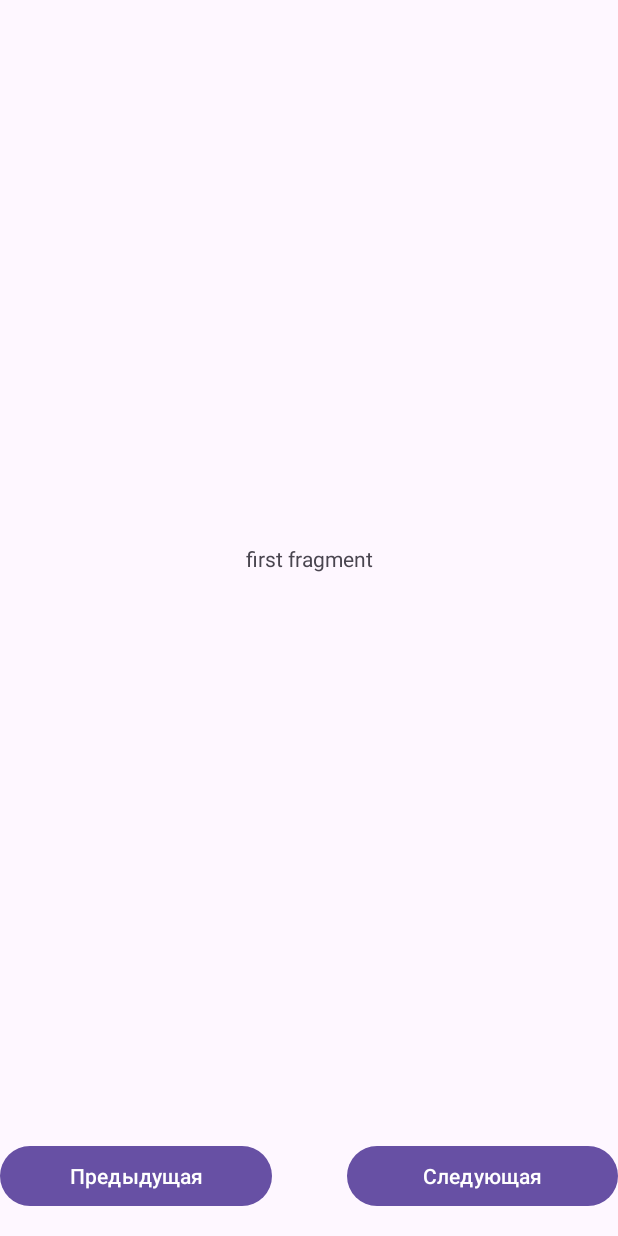
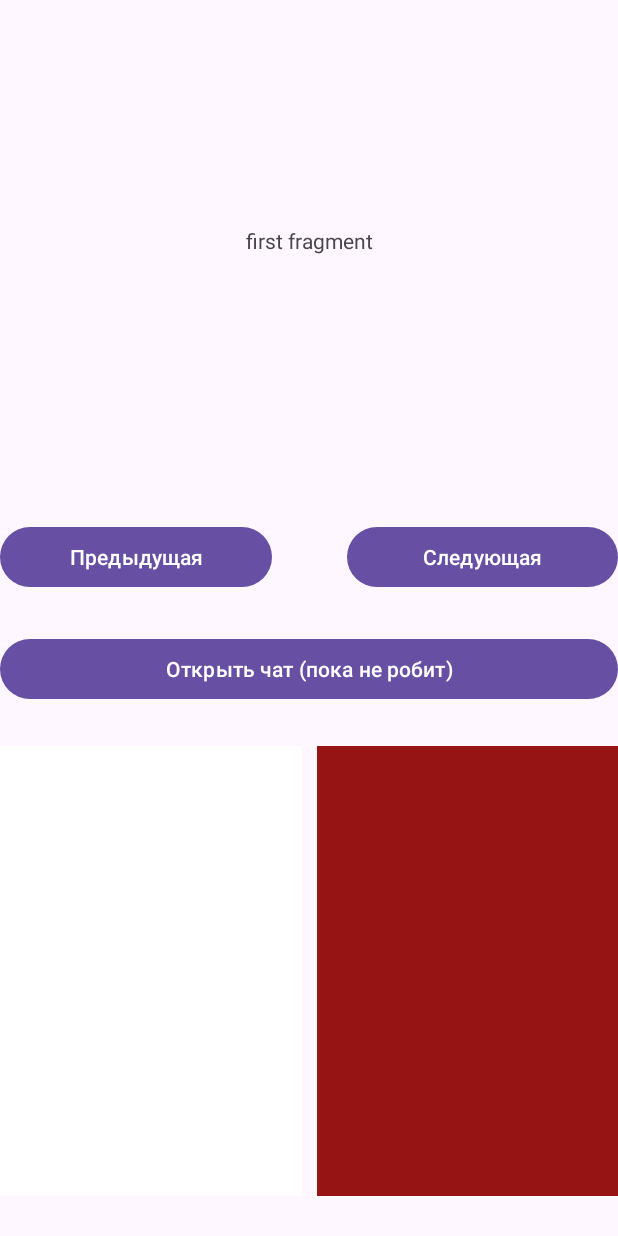
Before and after one commit to MrFixMan007/EM_Practice, an Android app: the screen it shows after launch (MainActivity), on a phone screen of 412 x 824 dp. Run offline under Robolectric (Android 15) with nearby library versions, the phone set to English and light mode, and no system bars; 1 statement that could not run was skipped.

Commit message:
z4.3 RandomProgressRectangle Custom clickable View and SimpleProgressRectangle Custom clickable View

```diff
--- /dev/null
+++ b/4androidsdk/app/src/main/java/ru/effectivem/a4androidsdk/z3customView/RandomProgressRectangle.kt
@@ -0,0 +1,68 @@
+package ru.effectivem.a4androidsdk.z3customView
+
+import android.content.Context
+import android.graphics.Canvas
+import android.graphics.Color
+import android.graphics.Paint
+import android.util.AttributeSet
+import android.view.View
+import ru.effectivem.a4androidsdk.R
+import java.util.Random
+
+class RandomProgressRectangle @JvmOverloads constructor(
+    context: Context,
+    attrs: AttributeSet? = null,
+    defStyleAttr: Int = 0,
+) : View(
+    context,
+    attrs,
+    defStyleAttr,
+) {
+
+    private var progress = 0
+    private val oneStepValue: Int
+
+    private val fillPaint = Paint()
+    private val backgroundPaint = Paint()
+
+    init {
+        val typedArray =
+            getContext().obtainStyledAttributes(attrs, R.styleable.RandomProgressRectangle)
+
+        backgroundPaint.color =
+            typedArray.getColor(R.styleable.RandomProgressRectangle_background_color, Color.WHITE)
+        oneStepValue =
+            typedArray.getInteger(R.styleable.RandomProgressRectangle_one_step_value, 10)
+
+        typedArray.recycle()
+
+        setOnClickListener {
+            setProgress()
+            if (progress != 0) {
+                fillPaint.color = getRandomColor()
+            }
+            invalidate()
+        }
+    }
+
+    private fun setProgress() {
+        progress += oneStepValue
+        if (progress > 100) {
+            progress = 0
+        }
+    }
+
+    private fun getRandomColor(): Int {
+        val rnd = Random()
+        return Color.rgb(rnd.nextInt(256), rnd.nextInt(256), rnd.nextInt(256))
+    }
+
+    override fun onDraw(canvas: Canvas) {
+        super.onDraw(canvas)
+        canvas.drawRect(0f, 0f, width.toFloat(), height.toFloat(), backgroundPaint)
+
+        val filledWidth = width * (progress / 100f)
+        canvas.drawRect(0f, 0f, filledWidth, height.toFloat(), fillPaint)
+    }
+
+}
--- /dev/null
+++ b/4androidsdk/app/src/main/java/ru/effectivem/a4androidsdk/z3customView/SimpleProgressRectangle.kt
@@ -0,0 +1,61 @@
+package ru.effectivem.a4androidsdk.z3customView
+
+import android.content.Context
+import android.graphics.Canvas
+import android.graphics.Color
+import android.graphics.Paint
+import android.util.AttributeSet
+import android.view.View
+import ru.effectivem.a4androidsdk.R
+
+class SimpleProgressRectangle @JvmOverloads constructor(
+    context: Context,
+    attrs: AttributeSet? = null,
+    defStyleAttr: Int = 0,
+) : View(
+    context,
+    attrs,
+    defStyleAttr,
+) {
+
+    private var progress = 0
+    private val oneStepValue: Int
+
+    private val fillPaint = Paint()
+    private val backgroundPaint = Paint()
+
+    init {
+        val typedArray =
+            getContext().obtainStyledAttributes(attrs, R.styleable.SimpleProgressRectangle)
+
+        backgroundPaint.color =
+            typedArray.getColor(R.styleable.SimpleProgressRectangle_background_color, Color.WHITE)
+        oneStepValue =
+            typedArray.getInteger(R.styleable.SimpleProgressRectangle_one_step_value, 10)
+        fillPaint.color =
+            typedArray.getColor(R.styleable.SimpleProgressRectangle_fill_color, Color.RED)
+
+        typedArray.recycle()
+
+        setOnClickListener {
+            setProgress()
+            invalidate()
+        }
+    }
+
+    private fun setProgress() {
+        progress += oneStepValue
+        if (progress > 100) {
+            progress = 0
+        }
+    }
+
+    override fun onDraw(canvas: Canvas) {
+        super.onDraw(canvas)
+        canvas.drawRect(0f, 0f, width.toFloat(), height.toFloat(), backgroundPaint)
+
+        val filledWidth = width * (progress / 100f)
+        canvas.drawRect(0f, 0f, filledWidth, height.toFloat(), fillPaint)
+    }
+
+}
--- a/4androidsdk/app/src/main/res/layout/activity_main.xml
+++ b/4androidsdk/app/src/main/res/layout/activity_main.xml
@@ -10,21 +10,23 @@
     <androidx.fragment.app.FragmentContainerView
         android:id="@+id/fragment_container_view"
         android:layout_width="match_parent"
-        android:layout_height="match_parent"
-        android:layout_marginBottom="80dp" />
+        android:layout_height="320dp"
+        app:layout_constraintEnd_toEndOf="parent"
+        app:layout_constraintStart_toStartOf="parent"
+        app:layout_constraintTop_toTopOf="parent" />
 
     <Button
         android:id="@+id/back_btn"
         android:layout_width="0dp"
         android:layout_height="wrap_content"
         android:text="@string/previous"
-        app:layout_constraintBottom_toBottomOf="parent"
-        app:layout_constraintEnd_toStartOf="@+id/spacer"
+        app:layout_constraintBottom_toTopOf="@+id/to_chat_btn"
+        app:layout_constraintEnd_toStartOf="@+id/btn_spacer"
         app:layout_constraintStart_toStartOf="@+id/fragment_container_view"
         app:layout_constraintTop_toBottomOf="@+id/fragment_container_view" />
 
     <Space
-        android:id="@+id/spacer"
+        android:id="@+id/btn_spacer"
         android:layout_width="50dp"
         android:layout_height="wrap_content"
         app:layout_constraintBottom_toBottomOf="parent"
@@ -37,10 +39,51 @@
         android:layout_width="0dp"
         android:layout_height="wrap_content"
         android:text="@string/next"
+        app:layout_constraintBottom_toBottomOf="@+id/back_btn"
+        app:layout_constraintEnd_toEndOf="@+id/fragment_container_view"
+        app:layout_constraintStart_toEndOf="@id/btn_spacer"
+        app:layout_constraintTop_toTopOf="@+id/back_btn" />
+
+    <Button
+        android:id="@+id/to_chat_btn"
+        android:layout_width="0dp"
+        android:layout_height="wrap_content"
+        android:text="@string/open_chat"
+        app:layout_constraintBottom_toBottomOf="@+id/my_simple_custom_view"
+        app:layout_constraintEnd_toEndOf="parent"
+        app:layout_constraintStart_toStartOf="parent"
+        app:layout_constraintTop_toBottomOf="@+id/back_btn" />
+
+    <ru.effectivem.a4androidsdk.z3customView.SimpleProgressRectangle
+        android:id="@+id/my_simple_custom_view"
+        android:layout_width="0dp"
+        android:layout_height="300dp"
+        app:background_color="@color/white"
+        app:fill_color="#971414"
         app:layout_constraintBottom_toBottomOf="parent"
-        app:layout_constraintEnd_toEndOf="@+id/fragment_container_view"
-        app:layout_constraintStart_toEndOf="@id/spacer"
-        app:layout_constraintTop_toBottomOf="@+id/fragment_container_view" />
+        app:layout_constraintEnd_toStartOf="@+id/view_spacer"
+        app:layout_constraintStart_toStartOf="parent"
+        app:layout_constraintTop_toBottomOf="@+id/to_chat_btn"
+        app:one_step_value="25" />
+
+    <Space
+        android:id="@+id/view_spacer"
+        android:layout_width="10dp"
+        android:layout_height="wrap_content"
+        app:layout_constraintBottom_toBottomOf="parent"
+        app:layout_constraintEnd_toStartOf="@+id/my_random_custom_view"
+        app:layout_constraintStart_toEndOf="@+id/my_simple_custom_view"
+        app:layout_constraintTop_toBottomOf="@+id/to_chat_btn" />
+
+    <ru.effectivem.a4androidsdk.z3customView.RandomProgressRectangle
+        android:id="@+id/my_random_custom_view"
+        android:layout_width="0dp"
+        android:layout_height="300dp"
+        app:background_color="#971414"
+        app:layout_constraintBottom_toBottomOf="parent"
+        app:layout_constraintEnd_toEndOf="parent"
+        app:layout_constraintStart_toEndOf="@+id/view_spacer"
+        app:layout_constraintTop_toBottomOf="@+id/to_chat_btn" />
 
 
 </androidx.constraintlayout.widget.ConstraintLayout>
--- /dev/null
+++ b/4androidsdk/app/src/main/res/values/attrs.xml
@@ -0,0 +1,17 @@
+<?xml version="1.0" encoding="utf-8"?>
+<resources>
+    <attr name="background_color" format="color" />
+    <attr name="fill_color" format="color" />
+    <attr name="one_step_value" format="integer" />
+
+    <declare-styleable name="SimpleProgressRectangle">
+        <attr name="background_color" />
+        <attr name="fill_color" />
+        <attr name="one_step_value" />
+    </declare-styleable>
+
+    <declare-styleable name="RandomProgressRectangle">
+        <attr name="background_color" />
+        <attr name="one_step_value" />
+    </declare-styleable>
+</resources>
--- a/4androidsdk/app/src/main/res/values/strings.xml
+++ b/4androidsdk/app/src/main/res/values/strings.xml
@@ -7,4 +7,5 @@
     <string name="next">Следующая</string>
     <string name="charge_title">Зарядка</string>
     <string name="charge_message_charging">Устройство подключено к зарядке!</string>
+    <string name="open_chat">Открыть чат (пока не робит)</string>
 </resources>
```
